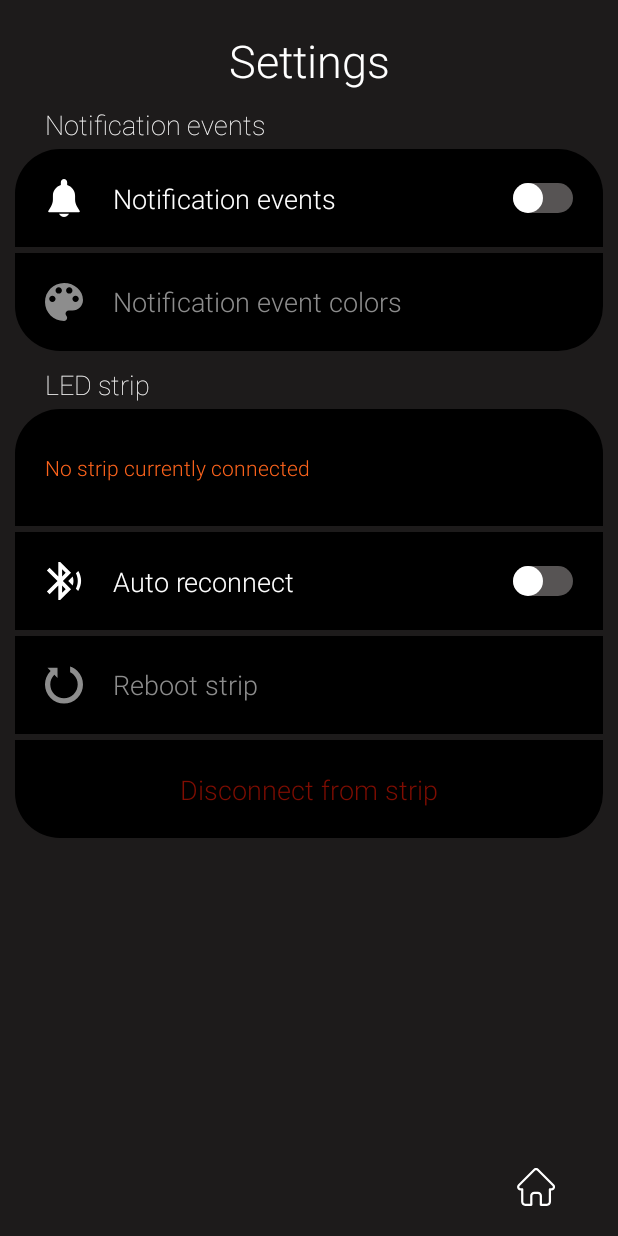
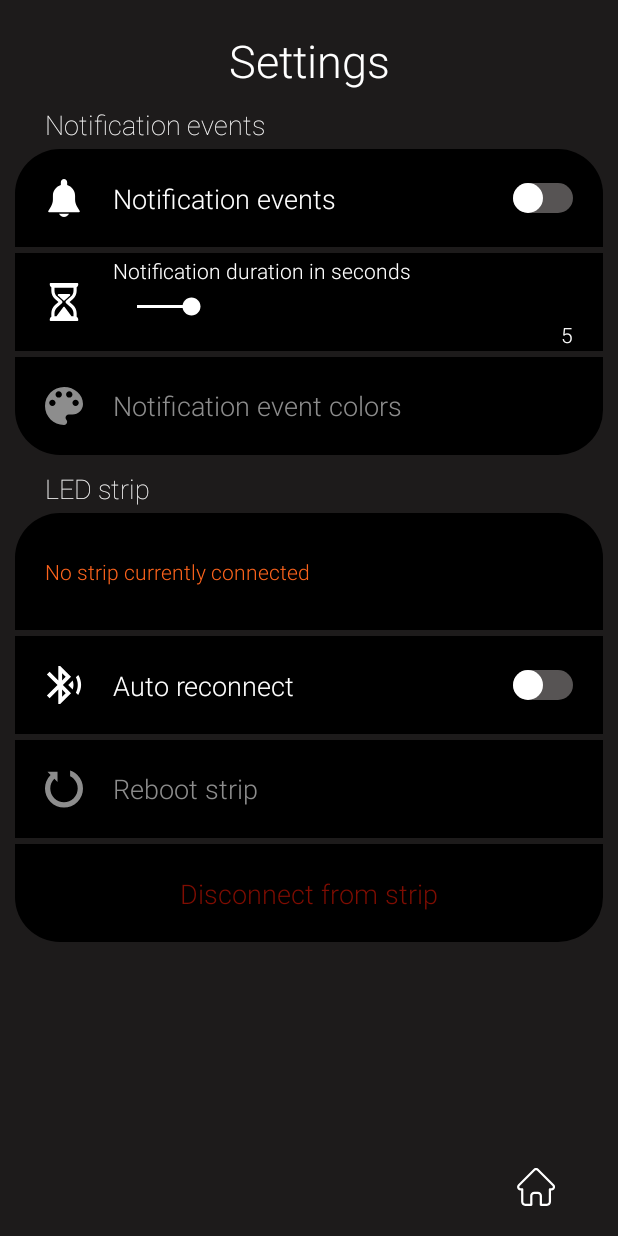
Before and after one commit to naurisgrinbergs0/smart-leds-app, an Android app: the SettingsActivity screen opened directly, with no data from a screen before it, on a phone screen of 412 x 824 dp. Run offline under Robolectric (Android 15) with nearby library versions, the phone set to English and light mode, and no system bars; 1 statement that could not run was skipped.

Commit message:
|Notification events duration| added support

```diff
--- a/app/src/main/java/com/example/bt/SharedServices.java
+++ b/app/src/main/java/com/example/bt/SharedServices.java
@@ -122,6 +122,10 @@ public class SharedServices {
             send(mergeBytes(new byte[]{ 0b00000101, (byte)',' }, zeroFill(duration, 4).getBytes()));
         }
 
+        public static void SetNotificationDuration(int duration){
+            send(mergeBytes(new byte[]{ 0b00000110, (byte)',' }, zeroFill(duration, 4).getBytes()));
+        }
+
         public static void Reboot(){
             send(new byte[]{ 0b00000111 });
         }
--- a/app/src/main/java/com/example/bt/activities/SettingsActivity.java
+++ b/app/src/main/java/com/example/bt/activities/SettingsActivity.java
@@ -18,6 +18,7 @@ import android.os.IBinder;
 import android.provider.Settings;
 import android.util.Log;
 import android.view.View;
+import android.widget.SeekBar;
 import android.widget.Switch;
 import android.widget.TextView;
 import android.widget.Toast;
@@ -44,6 +45,7 @@ public class SettingsActivity extends ActivityHelper {
 
     private View itemNotifEvents;
     private View itemNotifEventsEnable;
+    private View itemNotifEventsDuration;
     private View itemAutoReconnect;
     private View itemReboot;
     private View itemDisconnect;
@@ -95,6 +97,23 @@ public class SettingsActivity extends ActivityHelper {
                 Intent openNotifEvents = new Intent(SettingsActivity.this, NotificationEventsActivity.class);
                 startActivity(openNotifEvents);
                 overridePendingTransition(R.anim.slide_in_left, R.anim.slide_out_right);
+            }
+        });
+
+        ((SeekBar)itemNotifEventsDuration.findViewById(R.id.itemNotifEventsSeekbar)).setOnSeekBarChangeListener(new SeekBar.OnSeekBarChangeListener() {
+            @Override
+            public void onProgressChanged(SeekBar seekBar, int progress, boolean fromUser) {
+                SharedServices.DataTransfer.SetNotificationDuration(progress + 50);
+            }
+
+            @Override
+            public void onStartTrackingTouch(SeekBar seekBar) {
+
+            }
+
+            @Override
+            public void onStopTrackingTouch(SeekBar seekBar) {
+
             }
         });
 
@@ -255,6 +274,7 @@ public class SettingsActivity extends ActivityHelper {
     private void InitializeFields() {
         itemNotifEvents = findViewById(R.id.itemNotifEvents);
         itemNotifEventsEnable = findViewById(R.id.itemNotifEventsEnable);
+        itemNotifEventsDuration = findViewById(R.id.itemNotifEventsDuration);
         itemAutoReconnect = findViewById(R.id.itemAutoReconnect);
         itemReboot = findViewById(R.id.itemReboot);
         itemDisconnect = findViewById(R.id.itemDisconnect);
@@ -310,5 +330,12 @@ public class SettingsActivity extends ActivityHelper {
         itemNotifEvents.setEnabled(sw.isChecked());
         itemNotifEvents.findViewById(R.id.itemNotifEventsText).setEnabled(sw.isChecked());
         itemNotifEvents.findViewById(R.id.itemNotifEventsPaletteIcon).setEnabled(sw.isChecked());
+
+        /*
+        if(sw.isChecked())
+            ((ForegroundService)Service.Get(Service.FOREGROUND)).PromoteToNotification();
+        else
+            ((ForegroundService)Service.Get(Service.FOREGROUND)).DemoteFromNotification();
+        */
     }
 }
--- /dev/null
+++ b/app/src/main/res/drawable/icon_hourglass.xml
@@ -0,0 +1,5 @@
+<vector android:height="25dp" android:viewportHeight="512"
+    android:viewportWidth="512" android:width="25dp" xmlns:android="http://schemas.android.com/apk/res/android">
+    <path android:fillColor="#FFFFFF" android:pathData="M426.667,102.99V58.066C439.358,50.667 448,37.059 448,21.333V10.667C448,4.771 443.229,0 437.333,0H74.667C68.771,0 64,4.771 64,10.667v10.667c0,15.725 8.642,29.333 21.333,36.733v44.923c0,42.271 18.021,82.729 49.438,111L181.448,256l-46.677,42.01c-31.417,28.271 -49.438,68.729 -49.438,111v44.923C72.642,461.333 64,474.941 64,490.667v10.667C64,507.229 68.771,512 74.667,512h362.667c5.896,0 10.667,-4.771 10.667,-10.667v-10.667c0,-15.725 -8.642,-29.333 -21.333,-36.733V409.01c0,-42.271 -18.021,-82.729 -49.438,-111L330.552,256l46.677,-42.01C408.646,185.719 426.667,145.26 426.667,102.99zM348.688,182.281l-64.292,57.865c-4.5,4.042 -7.063,9.802 -7.063,15.854s2.563,11.813 7.063,15.854l64.292,57.865C371.125,349.917 384,378.823 384,409.01V448h-26.672l-92.797,-123.729c-4.021,-5.375 -13.042,-5.375 -17.063,0L154.672,448H128v-38.99c0,-30.188 12.875,-59.094 35.313,-79.292l64.292,-57.865c4.5,-4.042 7.063,-9.802 7.063,-15.854s-2.563,-11.813 -7.063,-15.854l-64.292,-57.865C140.875,162.083 128,133.177 128,102.99V64h256v38.99C384,133.177 371.125,162.083 348.688,182.281z"/>
+    <path android:fillColor="#FFFFFF" android:pathData="M329.521,149.333H182.469c-4.219,0 -8.042,2.49 -9.75,6.344c-1.708,3.865 -0.99,8.365 1.854,11.49l74.271,68.521c2.031,1.844 4.594,2.76 7.156,2.76s5.125,-0.917 7.156,-2.76l74.26,-68.521c2.844,-3.125 3.563,-7.625 1.854,-11.49C337.563,151.823 333.74,149.333 329.521,149.333z"/>
+</vector>
--- a/app/src/main/res/layout/activity_settings.xml
+++ b/app/src/main/res/layout/activity_settings.xml
@@ -108,6 +108,85 @@
                             app:layout_constraintBottom_toBottomOf="parent"
                             app:layout_constraintEnd_toEndOf="parent"
                             app:layout_constraintTop_toTopOf="parent" />
+
+                    </androidx.constraintlayout.widget.ConstraintLayout>
+
+                </LinearLayout>
+
+                <LinearLayout
+                    android:id="@+id/itemNotifEventsDuration"
+                    android:layout_width="match_parent"
+                    android:layout_height="wrap_content"
+                    android:layout_marginBottom="4dp"
+                    android:background="@drawable/background_black_rounded_none"
+                    android:gravity="center_vertical"
+                    android:orientation="horizontal">
+
+                    <androidx.constraintlayout.widget.ConstraintLayout
+                        android:layout_width="match_parent"
+                        android:layout_height="wrap_content">
+
+                        <ImageView
+                            android:id="@+id/itemNotifEventsDurationIcon"
+                            android:layout_width="wrap_content"
+                            android:layout_height="wrap_content"
+                            android:layout_margin="20dp"
+                            app:layout_constraintBottom_toBottomOf="parent"
+                            app:layout_constraintLeft_toLeftOf="parent"
+                            app:layout_constraintTop_toTopOf="parent"
+                            app:srcCompat="@drawable/icon_hourglass" />
+
+                        <LinearLayout
+                            android:layout_width="0dp"
+                            android:layout_height="wrap_content"
+                            android:layout_marginStart="20dp"
+                            android:layout_marginEnd="20dp"
+                            android:orientation="vertical"
+                            app:layout_constraintBottom_toBottomOf="parent"
+                            app:layout_constraintEnd_toEndOf="parent"
+                            app:layout_constraintStart_toEndOf="@+id/itemNotifEventsDurationIcon"
+                            app:layout_constraintTop_toTopOf="parent">
+
+                            <TextView
+                                android:id="@+id/textView3"
+                                android:layout_width="wrap_content"
+                                android:layout_height="wrap_content"
+                                android:fontFamily="sans-serif-light"
+                                android:text="@string/notif_events_duration"
+                                android:textColor="@color/light"
+                                android:textSize="14sp" />
+
+                            <SeekBar
+                                android:id="@+id/itemNotifEventsSeekbar"
+                                android:layout_width="match_parent"
+                                android:layout_height="wrap_content"
+                                android:layout_marginTop="5dp"
+                                android:indeterminateTint="@color/light"
+                                android:max="4950"
+                                android:progress="650"
+                                android:progressTint="@color/light"
+                                android:secondaryProgressTint="@color/light"
+                                android:thumbTint="@color/light"
+                                app:tickMarkTint="@color/light" />
+
+                            <androidx.constraintlayout.widget.ConstraintLayout
+                                android:layout_width="match_parent"
+                                android:layout_height="match_parent">
+
+                                <TextView
+                                    android:id="@+id/textView8"
+                                    android:layout_width="wrap_content"
+                                    android:layout_height="wrap_content"
+                                    android:fontFamily="sans-serif-light"
+                                    android:text="5"
+                                    android:textColor="@color/light"
+                                    app:layout_constraintEnd_toEndOf="parent"
+                                    app:layout_constraintTop_toTopOf="parent" />
+
+                            </androidx.constraintlayout.widget.ConstraintLayout>
+
+                        </LinearLayout>
+
 
                     </androidx.constraintlayout.widget.ConstraintLayout>
 
--- a/app/src/main/res/values/strings.xml
+++ b/app/src/main/res/values/strings.xml
@@ -26,6 +26,7 @@
     <string name="notification_events_label">Notification events</string>
     <string name="connect_to_led_strip">Connect to LED strip</string>
     <string name="no_strip_currently_connected">No strip currently connected</string>
+    <string name="notif_events_duration">Notification duration in seconds</string>
 
     <!-- Toasts -->
     <string name="toast_strip_connected">Connected to %s</string>
```
